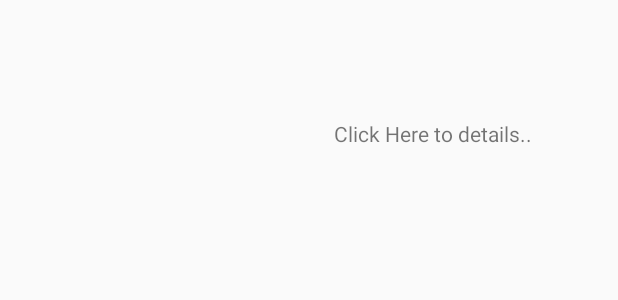
After one commit to Ashmunna/PayrollAndroidApp, an Android app: the layout salarysheet_layout.xml on its own in the app's theme, with its tools: preview values and no code run, on a phone screen of 412 x 824 dp. The commit adds this screen. Shown: the top 300 px of the screen. Run offline under Robolectric (Android 15) with nearby library versions, the phone set to English and light mode, and no system bars.

Commit message:
rabbi commit

```diff
--- a/app/src/main/java/com/example/payrollmanagementsystem/ShowEmployeeActivity.java
+++ b/app/src/main/java/com/example/payrollmanagementsystem/ShowEmployeeActivity.java
@@ -22,8 +22,7 @@ import java.util.List;
 import retrofit2.Call;
 import retrofit2.Callback;
 import retrofit2.Response;
-import retrofit2.Retrofit;
-import retrofit2.converter.gson.GsonConverterFactory;
+
 
 public class ShowEmployeeActivity extends AppCompatActivity {
     private  static  final String TAG = ShowEmployeeActivity.class.getSimpleName();
--- a/app/src/main/java/com/example/payrollmanagementsystem/connection/RetrofitConnection.java
+++ b/app/src/main/java/com/example/payrollmanagementsystem/connection/RetrofitConnection.java
@@ -6,7 +6,7 @@ import retrofit2.converter.gson.GsonConverterFactory;
 public class RetrofitConnection {
 
     private static Retrofit retrofit;
-    private static final String BASE_URL = "http://192.168.1.238:8081";
+    private static final String BASE_URL = "http://192.168.0.108:8081";
 
     public static Retrofit getRetrofitInstance() {
         if (retrofit == null) {
--- a/app/src/main/java/com/example/payrollmanagementsystem/service/EmployeeService.java
+++ b/app/src/main/java/com/example/payrollmanagementsystem/service/EmployeeService.java
@@ -44,7 +44,8 @@ public interface EmployeeService {
     Call<UserInfo> registerUser(
             @Body UserInfo UserInfo
     );
-
+    @GET("/showe")
+    Call<List<EmployeeDeduction>> showId();
 
 
 }
--- a/app/src/main/res/layout/activity_salary_sheet.xml
+++ b/app/src/main/res/layout/activity_salary_sheet.xml
@@ -56,9 +56,9 @@
                 android:layout_marginTop="40dp"
                 android:layout_marginRight="20dp"
                 android:background="@color/colorBackground"
-                android:drawableLeft="@drawable/register_search"
                 android:hint=" Enter Employee Id"
                 android:textColor="@color/colornew"
+                android:completionThreshold="1"
                 android:textColorHint="@color/colornew"
                 android:textSize="24sp"
                 android:textStyle="bold" />
--- /dev/null
+++ b/app/src/main/res/layout/salarysheet_layout.xml
@@ -0,0 +1,64 @@
+<?xml version="1.0" encoding="utf-8"?>
+<LinearLayout xmlns:android="http://schemas.android.com/apk/res/android"
+    android:layout_width="match_parent"
+    android:layout_height="match_parent"
+    android:orientation="vertical">
+    <LinearLayout
+        android:layout_width="match_parent"
+        android:layout_height="100dp"
+        android:layout_marginTop="10dp"
+        android:layout_marginBottom="10dp"
+        android:weightSum="5">
+        <TextView
+            android:layout_weight="2"
+            android:id="@+id/firstName"
+            android:layout_width="0dp"
+            android:layout_height="match_parent"
+            android:gravity="center"
+            android:textSize="18sp"
+            android:textStyle="bold"
+            android:textAppearance="@style/TextAppearance.AppCompat.Large"/>
+
+        <LinearLayout
+            android:layout_width="0dp"
+            android:layout_height="match_parent"
+            android:layout_weight="3"
+            android:orientation="vertical">
+
+
+
+            <TextView
+                android:id="@+id/empID"
+                android:layout_width="match_parent"
+                android:layout_height="wrap_content"
+                android:gravity="center"
+                android:textSize="18sp"
+                android:textStyle="bold" />
+
+
+
+            <TextView
+                android:id="@+id/designation"
+                android:layout_width="match_parent"
+                android:layout_height="wrap_content"
+                android:layout_marginTop="10dp"
+                android:gravity="center"
+                android:textSize="18sp"
+                android:textStyle="bold"
+                android:textAppearance="@style/TextAppearance.AppCompat.Large"/>
+
+            <TextView
+                android:id="@+id/workqualitycmnt"
+                android:layout_width="match_parent"
+                android:layout_height="wrap_content"
+                android:layout_marginTop="10dp"
+                android:gravity="center"
+                android:text="Click Here to details.."
+                android:textAppearance="@style/TextAppearance.AppCompat.Small" />
+
+
+        </LinearLayout>
+
+    </LinearLayout>
+
+</LinearLayout>
```
Also changed, not shown: app/src/main/java/com/example/payrollmanagementsystem/SalarySheetActivity.java (+58 -1 lines), app/src/main/java/com/example/payrollmanagementsystem/adapter/AdapterId.java (added, +41 -0 lines), app/src/main/java/com/example/payrollmanagementsystem/adapter/SalarySheetAdapter.java (added, +47 -0 lines), app/src/main/res/layout/idforsalarysheet_layout.xml (added, +17 -0 lines).
